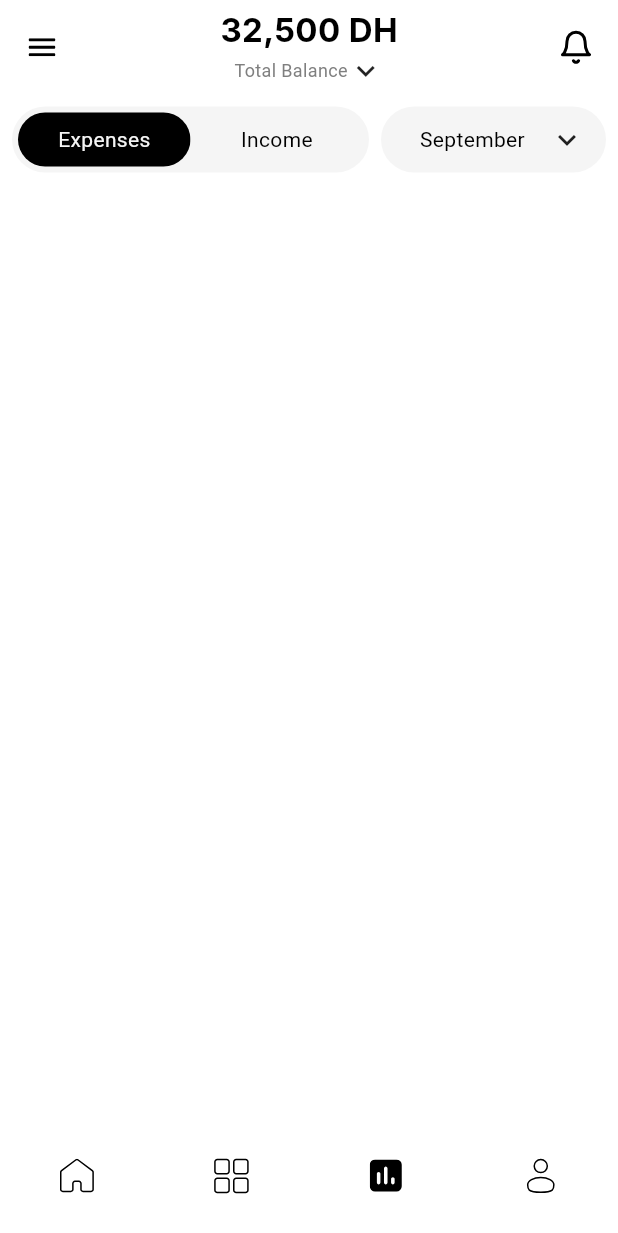
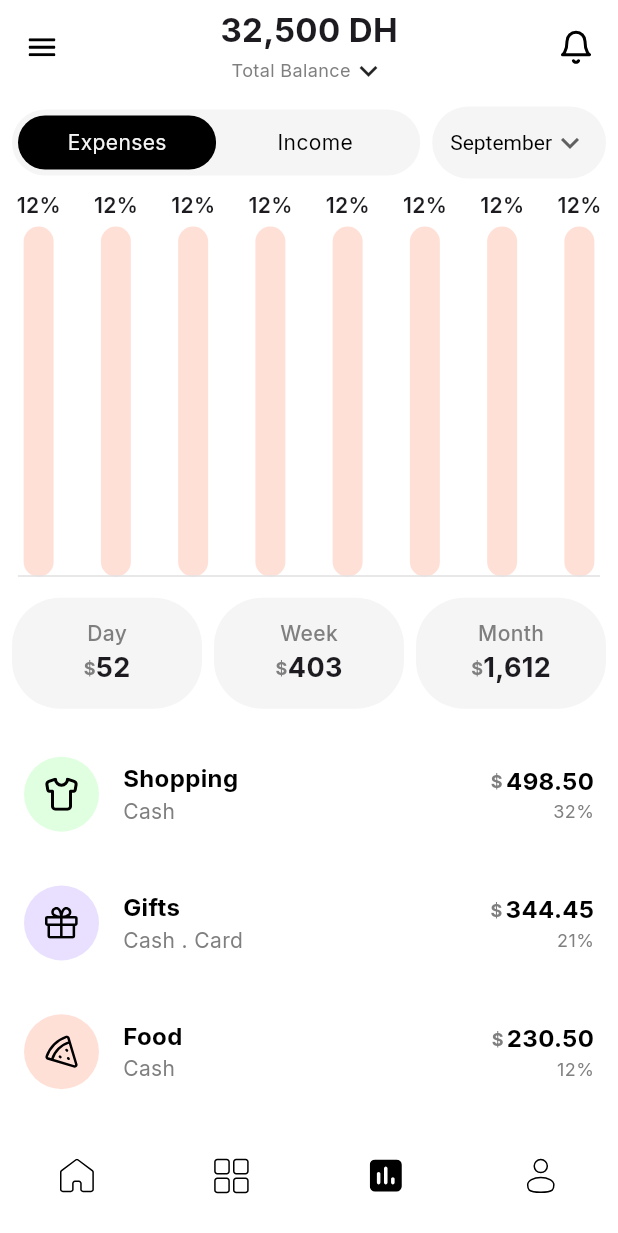
Before and after one commit to oussamaennadafy/trackparency, a Flutter app: the screen it shows after launch, item 3 of the bottom bar chosen, on a phone screen of 412 x 824 dp. Shown: the top 1233 px of the screen. Run offline on Flutter 3.47's test engine with Material 3 defaults, Android fonts, the phone set to English and light mode, and no system bars; our stand-ins replace flutter_svg, google_fonts.

Commit message:
finish ui and set up chart

```diff
--- a/expense_tracker/lib/features/analytics/screens/index.dart
+++ b/expense_tracker/lib/features/analytics/screens/index.dart
@@ -68,8 +68,7 @@ class _AnalyticsState extends State<Analytics> {
   @override
   Widget build(BuildContext context) {
     return Scaffold(
-      body: SingleChildScrollView(
-        child: Column(
+      body: Column(
         children: [
           const Header(),
           Filter(
@@ -79,11 +78,10 @@ class _AnalyticsState extends State<Analytics> {
             selectedMonth: selectedMonth,
             onMonthSelect: onMonthSelect,
           ),
-            // Chart(),
-            // Cards(),
-            // CategoryTiles(),
+          const Chart(),
+          const Cards(),
+          const CategoryTiles(),
         ],
-        ),
       ),
     );
   }
--- a/expense_tracker/lib/features/analytics/widgets/index/cards/index.dart
+++ b/expense_tracker/lib/features/analytics/widgets/index/cards/index.dart
@@ -1,3 +1,4 @@
+import 'package:expense_tracker/shared/components/cards/price_card.dart';
 import 'package:flutter/material.dart';
 
 class Cards extends StatelessWidget {
@@ -5,6 +6,26 @@ class Cards extends StatelessWidget {
 
   @override
   Widget build(BuildContext context) {
-    return const Placeholder();
+    return const Padding(
+      padding: EdgeInsets.symmetric(horizontal: 8.0, vertical: 14.0),
+      child: Row(
+        children: [
+          PriceCard(
+            label: "Day",
+            price: "52",
+          ),
+          SizedBox(width: 8.0),
+          PriceCard(
+            label: "Week",
+            price: "403",
+          ),
+          SizedBox(width: 8.0),
+          PriceCard(
+            label: "Month",
+            price: "1,612",
+          ),
+        ],
+      ),
+    );
   }
 }
--- a/expense_tracker/lib/features/analytics/widgets/index/categorie_tiles/index.dart
+++ b/expense_tracker/lib/features/analytics/widgets/index/categorie_tiles/index.dart
@@ -1,3 +1,6 @@
+import 'package:expense_tracker/shared/components/list_tiles/list_tile.dart';
+import 'package:expense_tracker/theme/colors.dart';
+import 'package:expense_tracker/theme/icons.dart';
 import 'package:flutter/material.dart';
 
 class CategoryTiles extends StatelessWidget {
@@ -5,6 +8,35 @@ class CategoryTiles extends StatelessWidget {
 
   @override
   Widget build(BuildContext context) {
-    return const Placeholder();
+    return const Expanded(
+      child: Column(
+        children: [
+          AppListTile(
+            icon: AppIcons.tShirt,
+            iconBackgroundColor: AppColors.green,
+            title: "Shopping",
+            subTitle: "Cash",
+            trailingTitle: "498.50",
+            trailingSubTitle: "32%",
+          ),
+          AppListTile(
+            icon: AppIcons.gift,
+            iconBackgroundColor: AppColors.violet,
+            title: "Gifts",
+            subTitle: "Cash . Card",
+            trailingTitle: "344.45",
+            trailingSubTitle: "21%",
+          ),
+          AppListTile(
+            icon: AppIcons.pizza,
+            iconBackgroundColor: AppColors.red,
+            title: "Food",
+            subTitle: "Cash",
+            trailingTitle: "230.50",
+            trailingSubTitle: "12%",
+          ),
+        ],
+      ),
+    );
   }
 }
--- /dev/null
+++ b/expense_tracker/lib/features/analytics/widgets/index/chart/chart_bar/index.dart
@@ -0,0 +1,34 @@
+import 'package:expense_tracker/theme/colors.dart';
+import 'package:flutter/material.dart';
+
+class ChartBar extends StatelessWidget {
+  const ChartBar({super.key});
+
+  @override
+  Widget build(BuildContext context) {
+    return Expanded(
+      child: Column(
+        children: [
+          const Text(
+            "12%",
+            style: TextStyle(
+              fontWeight: FontWeight.w600,
+            ),
+          ),
+          const SizedBox(height: 4),
+          Expanded(
+            child: Container(
+              width: 20,
+              decoration: const BoxDecoration(
+                color: AppColors.red,
+                borderRadius: BorderRadius.all(
+                  Radius.circular(9999),
+                ),
+              ),
+            ),
+          )
+        ],
+      ),
+    );
+  }
+}
--- a/expense_tracker/lib/features/analytics/widgets/index/chart/index.dart
+++ b/expense_tracker/lib/features/analytics/widgets/index/chart/index.dart
@@ -1,3 +1,4 @@
+import 'package:expense_tracker/features/analytics/widgets/index/chart/chart_bar/index.dart';
 import 'package:expense_tracker/theme/colors.dart';
 import 'package:flutter/material.dart';
 
@@ -6,9 +7,29 @@ class Chart extends StatelessWidget {
 
   @override
   Widget build(BuildContext context) {
-    return Container(
-      height: 50,
-      color: AppColors.blue,
+    return Expanded(
+      child: Stack(
+        alignment: Alignment.bottomCenter,
+        children: [
+          const Row(
+            children: [
+              ChartBar(),
+              ChartBar(),
+              ChartBar(),
+              ChartBar(),
+              ChartBar(),
+              ChartBar(),
+              ChartBar(),
+              ChartBar(),
+            ],
+          ),
+          Container(
+            margin: const EdgeInsets.symmetric(horizontal: 12.0),
+            color: AppColors.extraLightGray,
+            height: 1,
+          ),
+        ],
+      ),
     );
   }
 }
--- a/expense_tracker/lib/features/analytics/widgets/index/header/index.dart
+++ b/expense_tracker/lib/features/analytics/widgets/index/header/index.dart
@@ -23,7 +23,6 @@ class Header extends StatelessWidget {
               Text(
                 "32,500 DH",
                 style: TextStyle(
-                  fontFamily: "Inter",
                   fontSize: 22,
                   fontWeight: FontWeight.bold,
                 ),
--- a/expense_tracker/lib/main.dart
+++ b/expense_tracker/lib/main.dart
@@ -1,8 +1,8 @@
 import 'package:expense_tracker/shared/components/tabs/navigation_menu.dart';
-import 'package:expense_tracker/theme/app_theme.dart';
 import 'package:expense_tracker/theme/colors.dart';
 import 'package:flutter/material.dart';
 import 'package:flutter/services.dart';
+import 'package:google_fonts/google_fonts.dart';
 
 void main() {
   runApp(const MyApp());
@@ -36,7 +36,23 @@ class _MyAppState extends State<MyApp> {
   Widget build(BuildContext context) {
     return MaterialApp(
       title: 'Expenses App',
-      theme: appTheme(),
+      // theme: appTheme(context),
+      theme: ThemeData(
+        colorScheme: ColorScheme.fromSeed(
+          seedColor: AppColors.primary,
+          primary: AppColors.primary,
+          onPrimary: AppColors.surface,
+          secondary: AppColors.gray,
+          onSecondary: AppColors.surface,
+          error: AppColors.red,
+          onError: AppColors.surface,
+          surface: AppColors.surface,
+          onSurface: AppColors.onSurface,
+        ),
+        textTheme: GoogleFonts.interTextTheme(
+          Theme.of(context).textTheme,
+        ),
+      ),
       home: const SafeArea(
         child: MyHomePage(),
       ),
--- a/expense_tracker/lib/shared/components/cards/price_card.dart
+++ b/expense_tracker/lib/shared/components/cards/price_card.dart
@@ -0,0 +1,62 @@
+import 'package:expense_tracker/theme/colors.dart';
+import 'package:flutter/material.dart';
+
+class PriceCard extends StatelessWidget {
+  const PriceCard({
+    super.key,
+    required this.label,
+    required this.price,
+  });
+
+  final String label;
+  final String price;
+
+  @override
+  Widget build(BuildContext context) {
+    return Expanded(
+      child: Container(
+        decoration: const BoxDecoration(
+            color: AppColors.onSurface,
+            borderRadius: BorderRadius.all(
+              Radius.circular(
+                32,
+              ),
+            )),
+        child: Padding(
+          padding: const EdgeInsets.symmetric(horizontal: 12.0, vertical: 14.0),
+          child: Column(
+            children: [
+              Text(
+                label,
+                style: const TextStyle(
+                  fontWeight: FontWeight.w500,
+                  color: AppColors.gray,
+                ),
+              ),
+              Row(
+                mainAxisAlignment: MainAxisAlignment.center,
+                children: [
+                  const Text(
+                    "\$",
+                    style: TextStyle(
+                      fontSize: 12,
+                      color: AppColors.gray,
+                      fontWeight: FontWeight.w700,
+                    ),
+                  ),
+                  Text(
+                    price,
+                    style: const TextStyle(
+                      fontSize: 18,
+                      fontWeight: FontWeight.bold,
+                    ),
+                  ),
+                ],
+              )
+            ],
+          ),
+        ),
+      ),
+    );
+  }
+}
--- a/expense_tracker/lib/shared/components/drop_downs/drop_down_menu.dart
+++ b/expense_tracker/lib/shared/components/drop_downs/drop_down_menu.dart
@@ -2,7 +2,7 @@ import 'package:expense_tracker/shared/utils/formaters/capitalize_first_letter.d
 import 'package:expense_tracker/theme/colors.dart';
 import 'package:flutter/material.dart';
 
-class DropDownMenu extends StatefulWidget {
+class DropDownMenu extends StatelessWidget {
   const DropDownMenu({
     super.key,
     required this.options,
@@ -11,127 +11,42 @@ class DropDownMenu extends StatefulWidget {
   });
 
   final List<String> options;
-  final void Function(String month) onSelect;
+  final void Function(String) onSelect;
   final String selectedOption;
 
   @override
-  State<DropDownMenu> createState() => _DropDownMenuState();
-}
-
-class _DropDownMenuState extends State<DropDownMenu> {
-  final LayerLink _layerLink = LayerLink();
-  OverlayEntry? _overlayEntry;
-  bool _isOpen = false;
-
-  @override
-  void dispose() {
-    _removeOverlay();
-    super.dispose();
-  }
-
-  void _removeOverlay() {
-    _overlayEntry?.remove();
-    _overlayEntry = null;
-  }
-
-  void _toggleDropdown() {
-    if (_isOpen) {
-      _removeOverlay();
-    } else {
-      _overlayEntry = _createOverlayEntry();
-      Overlay.of(context).insert(_overlayEntry!);
-    }
-    setState(() {
-      _isOpen = !_isOpen;
-    });
-  }
-
-  OverlayEntry _createOverlayEntry() {
-    RenderBox renderBox = context.findRenderObject() as RenderBox;
-    var size = renderBox.size;
-
-    return OverlayEntry(
-      builder: (context) => Positioned(
-        width: size.width,
-        child: CompositedTransformFollower(
-          link: _layerLink,
-          showWhenUnlinked: false,
-          offset: Offset(0.0, size.height + 5.0),
-          child: Material(
-            elevation: 4.0,
-            borderRadius: BorderRadius.circular(14),
-            child: ConstrainedBox(
-              constraints: BoxConstraints(
-                maxHeight: MediaQuery.of(context).size.height * 0.3,
-              ),
-              child: Container(
+  Widget build(BuildContext context) {
+    return Container(
       decoration: BoxDecoration(
         color: AppColors.onSurface,
-                  borderRadius: BorderRadius.circular(14),
+        borderRadius: BorderRadius.circular(9999),
       ),
-                child: ListView.builder(
-                  padding: EdgeInsets.zero,
-                  shrinkWrap: true,
-                  itemCount: widget.options.length,
-                  itemBuilder: (context, index) {
-                    final option = widget.options[index];
-                    return Padding(
-                      padding: const EdgeInsets.symmetric(horizontal: 8.0, vertical: 4.0),
-                      child: TextButton(
-                        style: TextButton.styleFrom(
-                          overlayColor: AppColors.blue,
-                          backgroundColor: AppColors.extraLightGray,
+      padding: const EdgeInsets.symmetric(horizontal: 12),
+      child: DropdownButton<String>(
+        alignment: Alignment.center,
+        value: selectedOption,
+        icon: const Icon(Icons.expand_more),
+        iconSize: 24,
+        elevation: 2,
+        style: const TextStyle(
+          color: Colors.black,
         ),
-                        onPressed: () {
-                          widget.onSelect(option);
-                          _toggleDropdown();
+        underline: Container(
+          height: 0,
+          color: Colors.transparent,
+        ),
+        onChanged: (value) {
+          if (value != null) onSelect(value);
         },
+        items: options.map<DropdownMenuItem<String>>((String value) {
+          return DropdownMenuItem<String>(
+            value: value,
             child: Text(
-                          capitalizeFirstLetter(option),
-                        ),
+              capitalizeFirstLetter(value),
+              // style: GoogleFonts.fredoka(),
             ),
           );
-                  },
-                ),
-              ),
-            ),
-          ),
-        ),
-      ),
-    );
-  }
-
-  @override
-  Widget build(BuildContext context) {
-    return CompositedTransformTarget(
-      link: _layerLink,
-      child: GestureDetector(
-        onTap: _toggleDropdown,
-        child: Container(
-          width: 150,
-          decoration: const BoxDecoration(
-            color: AppColors.onSurface,
-            borderRadius: BorderRadius.all(
-              Radius.circular(9999),
-            ),
-          ),
-          child: Padding(
-            padding: const EdgeInsets.symmetric(vertical: 10.0, horizontal: 14.0),
-            child: Row(
-              children: [
-                Expanded(
-                  child: Text(
-                    capitalizeFirstLetter(widget.selectedOption),
-                    textAlign: TextAlign.center,
-                    overflow: TextOverflow.ellipsis,
-                  ),
-                ),
-                const SizedBox(width: 4),
-                Icon(_isOpen ? Icons.expand_less : Icons.expand_more),
-              ],
-            ),
-          ),
-        ),
+        }).toList(),
       ),
     );
   }
--- a/expense_tracker/lib/shared/components/list_tiles/list_tile.dart
+++ b/expense_tracker/lib/shared/components/list_tiles/list_tile.dart
@@ -0,0 +1,111 @@
+import 'package:expense_tracker/theme/colors.dart';
+import 'package:flutter/material.dart';
+import 'package:flutter_svg/flutter_svg.dart';
+
+class AppListTile extends StatelessWidget {
+  const AppListTile({
+    super.key,
+    required this.icon,
+    required this.iconBackgroundColor,
+    this.subTitle,
+    required this.title,
+    this.trailingSubTitle,
+    required this.trailingTitle,
+  });
+
+  final String icon;
+  final Color iconBackgroundColor;
+  final String title;
+  final String? subTitle;
+  final String trailingTitle;
+  final String? trailingSubTitle;
+
+  @override
+  Widget build(BuildContext context) {
+    return Expanded(
+      child: Container(
+        padding: const EdgeInsets.symmetric(vertical: 8.0, horizontal: 16.0),
+        child: Row(
+          crossAxisAlignment: CrossAxisAlignment.center,
+          children: [
+            // Leading icon
+            Container(
+              padding: const EdgeInsets.all(14.0),
+              height: 50,
+              width: 50,
+              decoration: BoxDecoration(
+                color: iconBackgroundColor,
+                borderRadius: const BorderRadius.all(
+                  Radius.circular(9999),
+                ),
+              ),
+              child: SvgPicture.asset(icon),
+            ),
+            const SizedBox(width: 16),
+            // Title and subtitle
+            Expanded(
+              child: Column(
+                mainAxisAlignment: MainAxisAlignment.center,
+                crossAxisAlignment: CrossAxisAlignment.start,
+                children: [
+                  Text(
+                    title,
+                    style: const TextStyle(
+                      fontSize: 16,
+                      fontWeight: FontWeight.bold,
+                      color: AppColors.primary,
+                    ),
+                  ),
+                  if (subTitle != null)
+                    Text(
+                      subTitle!,
+                      style: const TextStyle(
+                        color: AppColors.gray,
+                      ),
+                    ),
+                ],
+              ),
+            ),
+            // Trailing
+            Column(
+              mainAxisAlignment: MainAxisAlignment.center,
+              crossAxisAlignment: CrossAxisAlignment.end,
+              children: [
+                Row(
+                  mainAxisSize: MainAxisSize.min,
+                  children: [
+                    const Text(
+                      "\$",
+                      style: TextStyle(
+                        fontSize: 12,
+                        color: AppColors.gray,
+                        fontWeight: FontWeight.bold,
+                      ),
+                    ),
+                    const SizedBox(width: 2),
+                    Text(
+                      trailingTitle,
+                      style: const TextStyle(
+                        fontSize: 16,
+                        fontWeight: FontWeight.bold,
+                        color: AppColors.primary,
+                      ),
+                    ),
+                  ],
+                ),
+                if (trailingSubTitle != null)
+                  Text(
+                    trailingSubTitle!,
+                    style: const TextStyle(
+                      fontSize: 12,
+                      color: AppColors.gray,
+                    ),
+                  ),
+              ],
+            ),
+          ],
+        ),
+      ),
+    );
+  }
+}
--- a/expense_tracker/lib/shared/components/tabs/navigation_menu.dart
+++ b/expense_tracker/lib/shared/components/tabs/navigation_menu.dart
@@ -34,6 +34,7 @@ class _NavigationMenuState extends State<NavigationMenu> {
   Widget build(BuildContext context) {
     return Scaffold(
       bottomNavigationBar: NavigationBar(
+        animationDuration: Duration.zero,
         selectedIndex: selectedIndex,
         backgroundColor: AppColors.surface,
         onDestinationSelected: (value) {
@@ -42,33 +43,37 @@ class _NavigationMenuState extends State<NavigationMenu> {
           });
         },
         destinations: [
-          InkWell(
-            onTap: () => handlePress(0),
-            child: Center(
+          IconButton(
+            highlightColor: AppColors.surface,
+            onPressed: () => handlePress(0),
+            icon: Center(
               child: SvgPicture.asset(
                 selectedIndex == 0 ? AppIcons.homeFill : AppIcons.home,
               ),
             ),
           ),
-          InkWell(
-            onTap: () => handlePress(1),
-            child: Center(
+          IconButton(
+            highlightColor: AppColors.surface,
+            onPressed: () => handlePress(1),
+            icon: Center(
               child: SvgPicture.asset(
                 selectedIndex == 1 ? AppIcons.gridFill : AppIcons.grid,
               ),
             ),
           ),
-          InkWell(
-            onTap: () => handlePress(2),
-            child: Center(
+          IconButton(
+            highlightColor: AppColors.surface,
+            onPressed: () => handlePress(2),
+            icon: Center(
               child: SvgPicture.asset(
                 selectedIndex == 2 ? AppIcons.analyticsFill : AppIcons.analytics,
               ),
             ),
           ),
-          InkWell(
-            onTap: () => handlePress(3),
-            child: Center(
+          IconButton(
+            highlightColor: AppColors.surface,
+            onPressed: () => handlePress(3),
+            icon: Center(
               child: SvgPicture.asset(
                 selectedIndex == 3 ? AppIcons.userFill : AppIcons.user,
               ),
--- a/expense_tracker/lib/theme/app_theme.dart
+++ b/expense_tracker/lib/theme/app_theme.dart
@@ -1,7 +1,7 @@
 import 'package:expense_tracker/theme/colors.dart';
 import 'package:flutter/material.dart';
 
-ThemeData appTheme() {
+ThemeData appTheme(BuildContext context) {
   return ThemeData(
     colorScheme: ColorScheme.fromSeed(
       seedColor: AppColors.primary,
@@ -15,10 +15,10 @@ ThemeData appTheme() {
       onSurface: AppColors.onSurface,
     ),
     scaffoldBackgroundColor: AppColors.surface,
-    textTheme: const TextTheme(
-      bodyLarge: TextStyle(color: AppColors.primary),
-      bodyMedium: TextStyle(color: AppColors.primary),
-    ),
+    // textTheme: const TextTheme(
+    //   bodyLarge: TextStyle(color: AppColors.primary),
+    //   bodyMedium: TextStyle(color: AppColors.primary),
+    // ),
     appBarTheme: const AppBarTheme(
       backgroundColor: AppColors.primary,
       foregroundColor: AppColors.surface,
--- a/expense_tracker/pubspec.yaml
+++ b/expense_tracker/pubspec.yaml
@@ -36,6 +36,7 @@ dependencies:
   # Use with the CupertinoIcons class for iOS style icons.
   cupertino_icons: ^1.0.8
   flutter_svg: ^2.0.10+1
+  google_fonts: ^6.2.1
 
 dev_dependencies:
   flutter_test:
```
Also changed, not shown: expense_tracker/pubspec.lock, 10 other files. Lines whose indentation alone changed are shown as unchanged.
